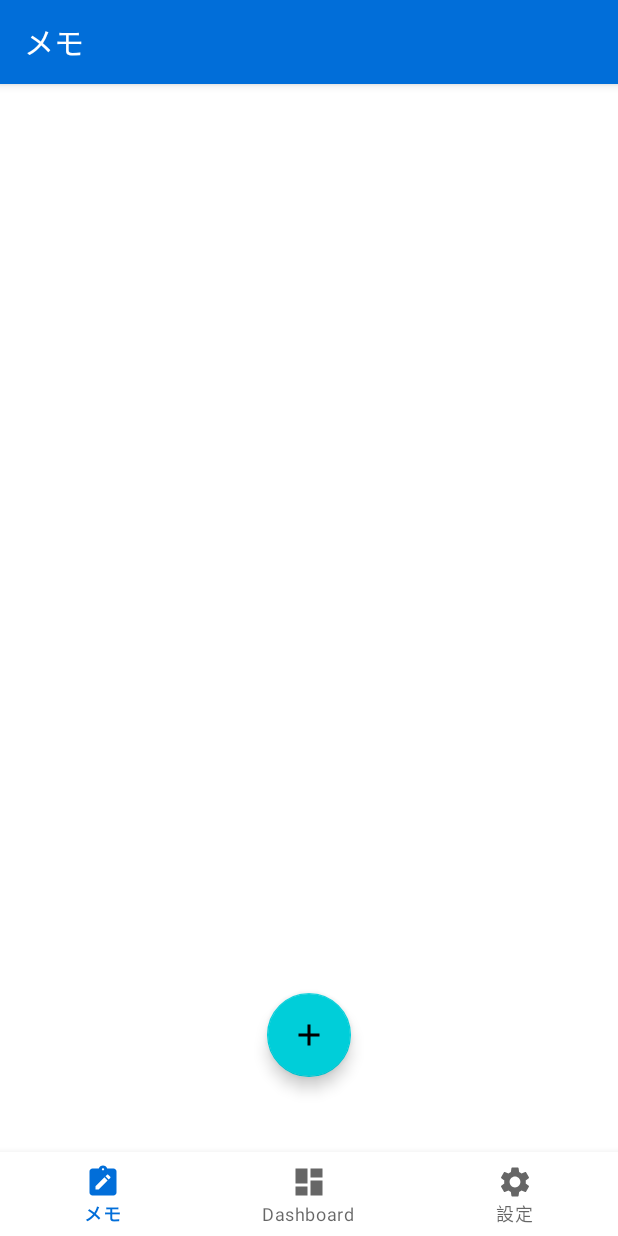
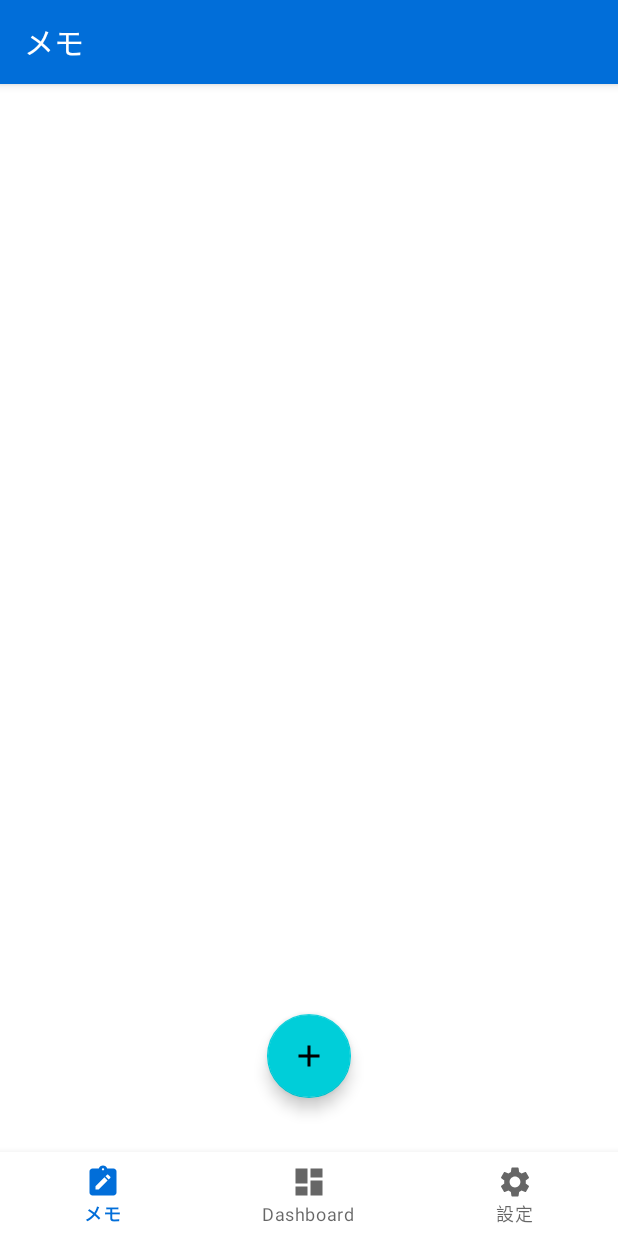
Before and after one commit to tatttsuuu1515/memo_note, an Android app: the screen it shows after launch (MainActivity), on a phone screen of 412 x 824 dp. Run offline under Robolectric (Android 15) with nearby library versions, the phone set to English and light mode, and no system bars; our stand-ins replace Firebase (no records; nobody signed in at launch, a user with empty details on screens opened directly), navigation-ui.

Commit message:
位置修正２

```diff
--- a/app/src/main/res/layout/fragment_home.xml
+++ b/app/src/main/res/layout/fragment_home.xml
@@ -10,7 +10,7 @@
         android:id="@+id/floatingActionButton"
         android:layout_width="wrap_content"
         android:layout_height="56dp"
-        android:layout_marginBottom="50dp"
+        android:layout_marginBottom="36dp"
         android:clickable="true"
         android:src="@drawable/baseline_add_24"
         app:layout_constraintBottom_toBottomOf="parent"
--- a/app/src/main/res/navigation/mobile_navigation.xml
+++ b/app/src/main/res/navigation/mobile_navigation.xml
@@ -51,12 +51,12 @@
     <fragment
         android:id="@+id/navigation_setting"
         android:name="com.example.memo_note.ui.SettingsFragment"
-        android:label="SettingsFragment" />
+        android:label="設定" />
     <fragment
         android:id="@+id/memo_toroku"
         android:name="com.example.memo_note.memo_toroku"
-        android:label="fragment_memo_toroku"
-        tools:layout="@layout/fragment_memo_toroku" >
+        android:label="メモの登録"
+        tools:layout="@layout/fragment_memo_toroku">
         <action
             android:id="@+id/action_memo_toroku_to_navigation_home"
             app:destination="@id/navigation_home" />
@@ -64,8 +64,8 @@
     <fragment
         android:id="@+id/memo_edit"
         android:name="com.example.memo_note.memo_edit"
-        android:label="fragment_memo_edit"
-        tools:layout="@layout/fragment_memo_edit" >
+        android:label="メモの編集"
+        tools:layout="@layout/fragment_memo_edit">
         <action
             android:id="@+id/action_memo_edit_to_navigation_home"
             app:destination="@id/navigation_home" />
```
